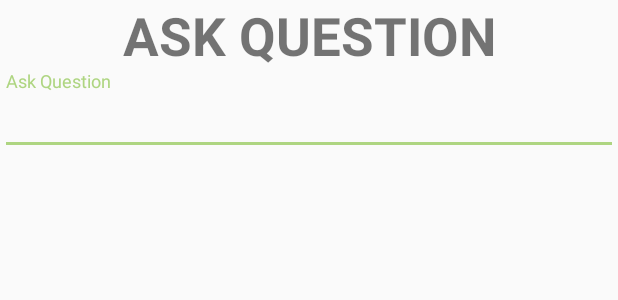
After one commit to jsuyash1514/Productathon, an Android app: the layout ask_question_dialog.xml on its own in the app's theme, with its tools: preview values and no code run, on a phone screen of 412 x 824 dp. The commit adds this screen. Shown: the top 300 px of the screen. Run offline under Robolectric (Android 15) with nearby library versions, the light colour scheme and no system bars.

Commit message:
implement dialog box for ask question

```diff
--- /dev/null
+++ b/app/src/main/java/com/example/android/gharkikheti/DialogFragment.java
@@ -0,0 +1,4 @@
+package com.example.android.gharkikheti;
+
+public class DialogFragment {
+}
--- /dev/null
+++ b/app/src/main/res/layout/ask_question_dialog.xml
@@ -0,0 +1,26 @@
+<?xml version="1.0" encoding="utf-8"?>
+<LinearLayout xmlns:android="http://schemas.android.com/apk/res/android"
+    android:orientation="vertical" android:layout_width="match_parent"
+    android:layout_height="match_parent">
+
+    <TextView
+        android:layout_width="match_parent"
+        android:textStyle="bold"
+        android:textAlignment="center"
+        android:textSize="35sp"
+        android:layout_height="wrap_content"
+        android:text="@string/ask_question"/>
+
+    <com.google.android.material.textfield.TextInputLayout
+        android:layout_width="match_parent"
+        android:layout_height="wrap_content">
+        <com.google.android.material.textfield.TextInputEditText
+            android:layout_width="match_parent"
+            android:id="@+id/ask_question"
+            android:layout_height="wrap_content"
+            android:hint="Ask Question"
+            android:layout_marginBottom="10dp"
+            android:inputType="text"/>
+    </com.google.android.material.textfield.TextInputLayout>
+
+</LinearLayout>
--- a/app/src/main/res/values/strings.xml
+++ b/app/src/main/res/values/strings.xml
@@ -34,5 +34,6 @@
     <string name="k2">सरकार ने कृषि उत्पाद और पशुधन विपणन (संवर्धन और सरलीकरण) अधिनियम 2017 को तैयार किया जिसे राज्यों के संबद्ध अधिनियमों के जरिये उनके द्वारा अपनाने के लिए 24.04.2017 को जारी कर दिया गया। यह अधिनियम निजी बाजारों, प्रत्यक्ष विपणन, किसान उपभोक्ता बाजारों, विशेष वस्तु बाजारों सहित वर्तमान एपीएमसी नियमित बाजार के अलावा वैकल्पिक बाजारों का विकल्प प्रदान करता है ताकि उत्पादक और खरीददार के बीच बिचौलियों की संख्या कम की जा सके और उपभोक्ता के रुपए में किसान का हिस्सा बढ़ सके।</string>
     <string name="l1">न्यूनतम समर्थन मूल्य</string>
     <string name="l2">सरकार न्यूनतम समर्थन मूल्य के अंतर्गत गेहूं और धान को खरीद करती है। सरकार ने राज्यों/ संघ शासित प्रदेशों के अनुरोध पर कृषि और बागवानी से जुड़ी उन वस्तुओं की खरीद के लिए बाजार हस्ताक्षेप योजना लागू की है जो न्‍यूनतम समर्थन मूल्य योजना के अंतर्गत शामिल नहीं है। बाजार हस्ताक्षेप योजना इन फसलों की पैदावार करने वालों को संरक्षण प्रदान करने के लिए लागू की गई है ताकि वह अच्छी फसल होने पर मजबूरी में कम दाम पर अपनी फसलों को न बेचें।</string>
+    <string name="ask_question">ASK QUESTION</string>
 
 </resources>
```
Also changed, not shown: app/src/main/java/com/example/android/gharkikheti/AskQuestionFragment.java (+56 -3 lines), app/src/main/res/layout/fragment_ask_question.xml (+15 -1 lines).
